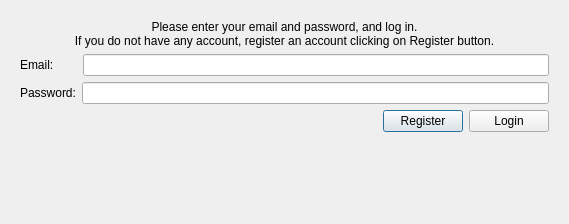
Before: the Qt Designer form desktop_application/ui/logindialog.ui in cihansenyuz/project_gym, drawn with Qt 5.
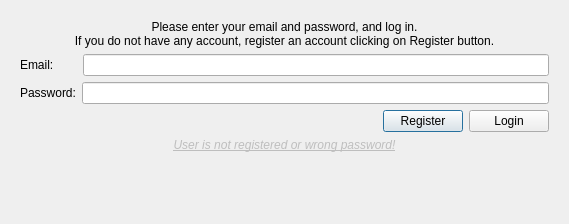
After: the same form once the commit is applied.

Commit message: update for user login http request

Patch:
```diff
--- a/desktop_application/ui/logindialog.ui
+++ b/desktop_application/ui/logindialog.ui
@@ -95,6 +95,26 @@
          </item>
         </layout>
        </item>
+       <item>
+        <widget class="QLabel" name="login_fail_message">
+         <property name="enabled">
+          <bool>false</bool>
+         </property>
+         <property name="font">
+          <font>
+           <italic>true</italic>
+           <bold>false</bold>
+           <underline>true</underline>
+          </font>
+         </property>
+         <property name="text">
+          <string>User is not registered or wrong password!</string>
+         </property>
+         <property name="alignment">
+          <set>Qt::AlignCenter</set>
+         </property>
+        </widget>
+       </item>
        <item>
         <spacer name="verticalSpacer">
          <property name="orientation">
```
Left out of the diff: 2 changed lines with no effect on the pictures. The commit also changes 3 other files.
